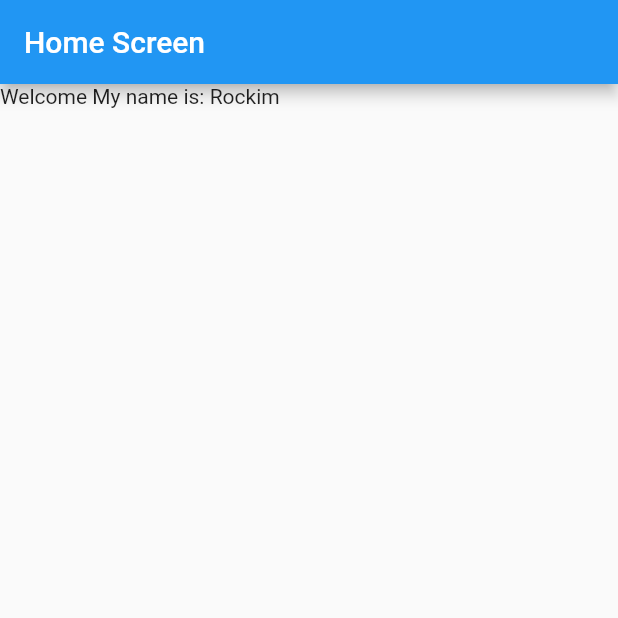
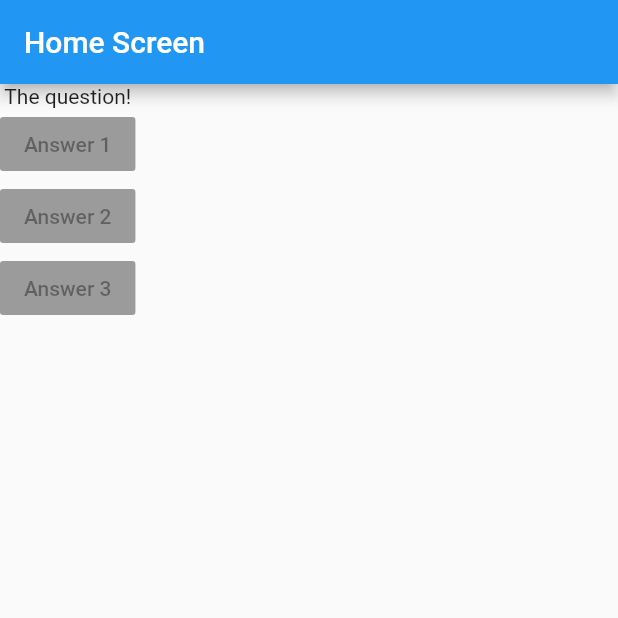
Before and after one commit to RockimSaintBernard/first_flutter_app, a Flutter app: the screen it shows after launch, on a phone screen of 412 x 824 dp, the top half of it. Run offline on Flutter 3.47's test engine with Material 2 defaults, Android fonts, the phone set to English and light mode, and no system bars.

Commit message:
Adding multiple widgets in the body of app

```diff
--- a/lib/main.dart
+++ b/lib/main.dart
@@ -4,21 +4,22 @@
   runApp(MyApp());
 }
 
-String userName(String name) {
-  String toPrint = "My name is: ${name}";
-  return toPrint;
-}
-
 class MyApp extends StatelessWidget {
   @override
   Widget build(BuildContext context) {
-    String myName = userName("Rockim");
     return MaterialApp(
       home: Scaffold(
         appBar: AppBar(
           title: Text("Home Screen"),
         ),
-        body: Text("Welcome ${myName}"),
+        body: Column(
+          children: <Widget>[
+            Text("The question!"),
+            RaisedButton(child: Text("Answer 1"), onPressed: null),
+            RaisedButton(child: Text("Answer 2"), onPressed: null),
+            RaisedButton(child: Text("Answer 3"), onPressed: null),
+          ],
+        ),
       ),
     );
   }
```
